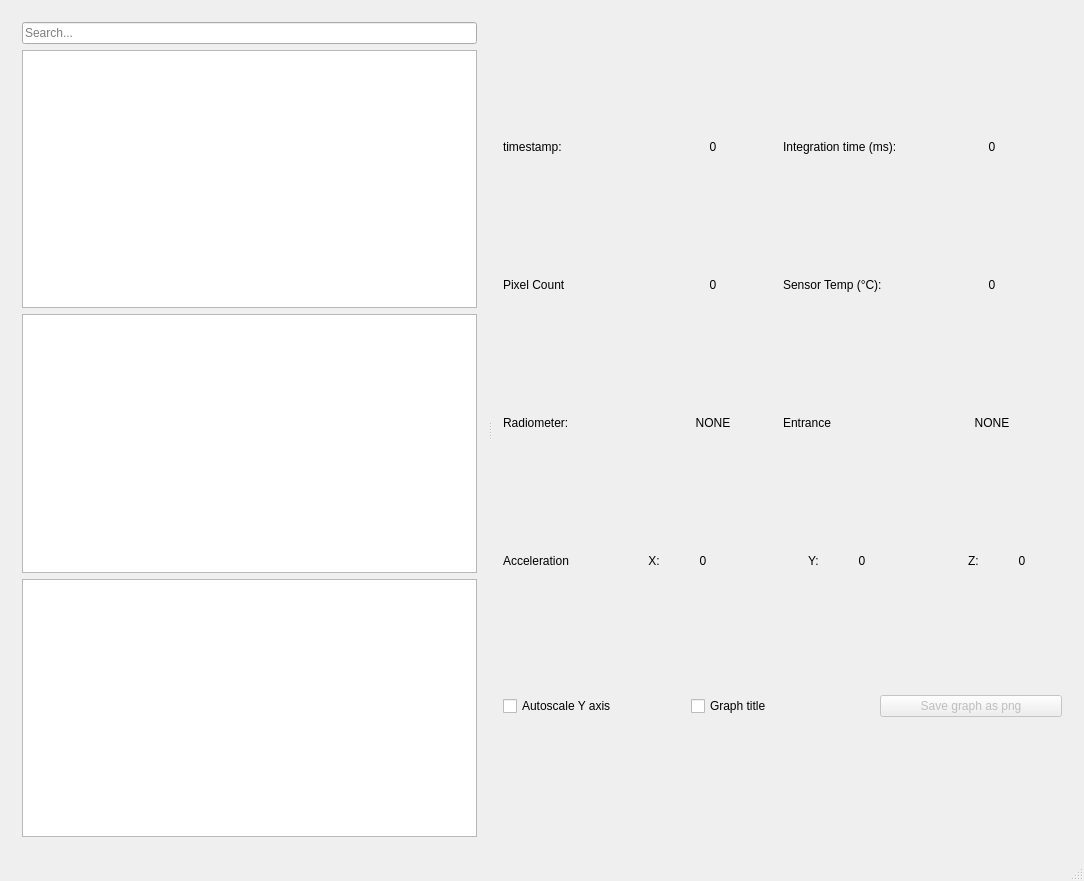
First picture: the form in mainwindow.ui, repository HYPERNETS/binary_viewer, before the edit.
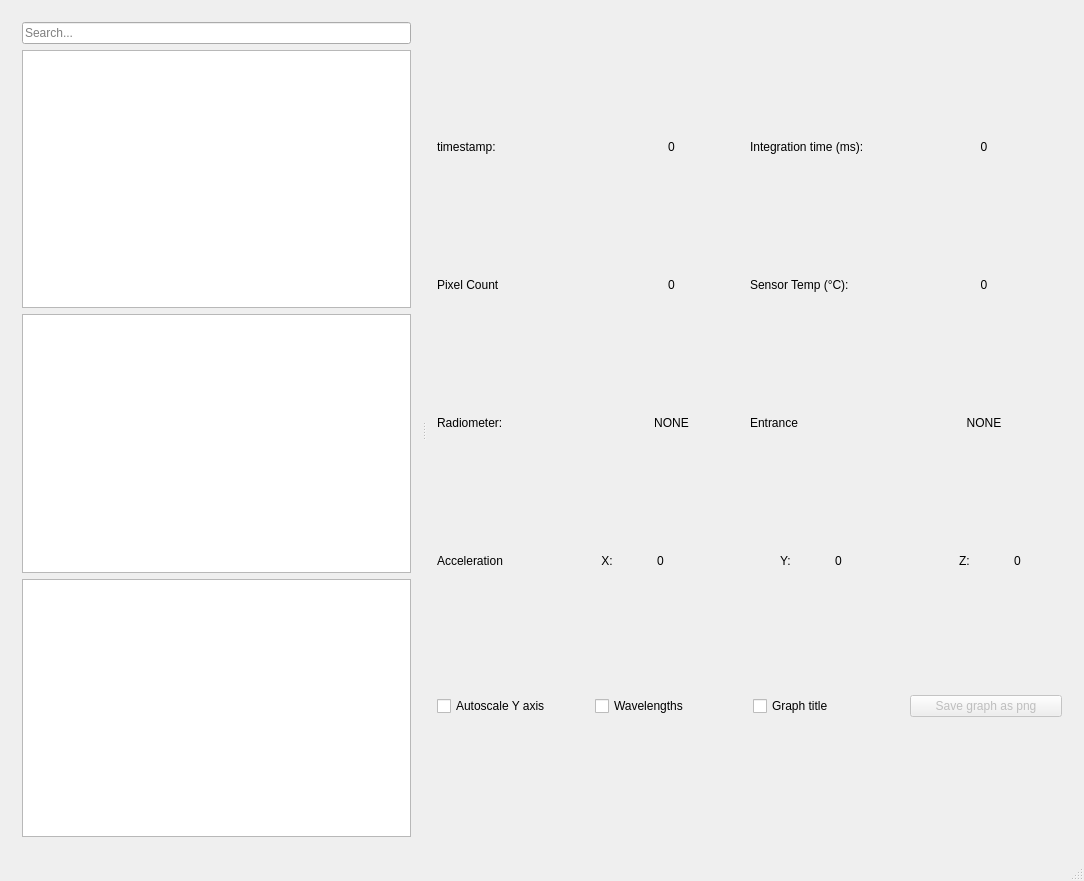
Second picture: the form after the edit.

Commit message: Added wavelength scale to graph

The edit to the form file:
```diff
--- a/mainwindow.ui
+++ b/mainwindow.ui
@@ -645,6 +645,13 @@
             </property>
            </widget>
           </item>
+          <item>
+           <widget class="QCheckBox" name="wlScale">
+            <property name="text">
+             <string>Wavelengths</string>
+            </property>
+           </widget>
+          </item>
           <item>
            <widget class="QCheckBox" name="graphTitle">
             <property name="text">
```
The commit also changes 1 other file.
